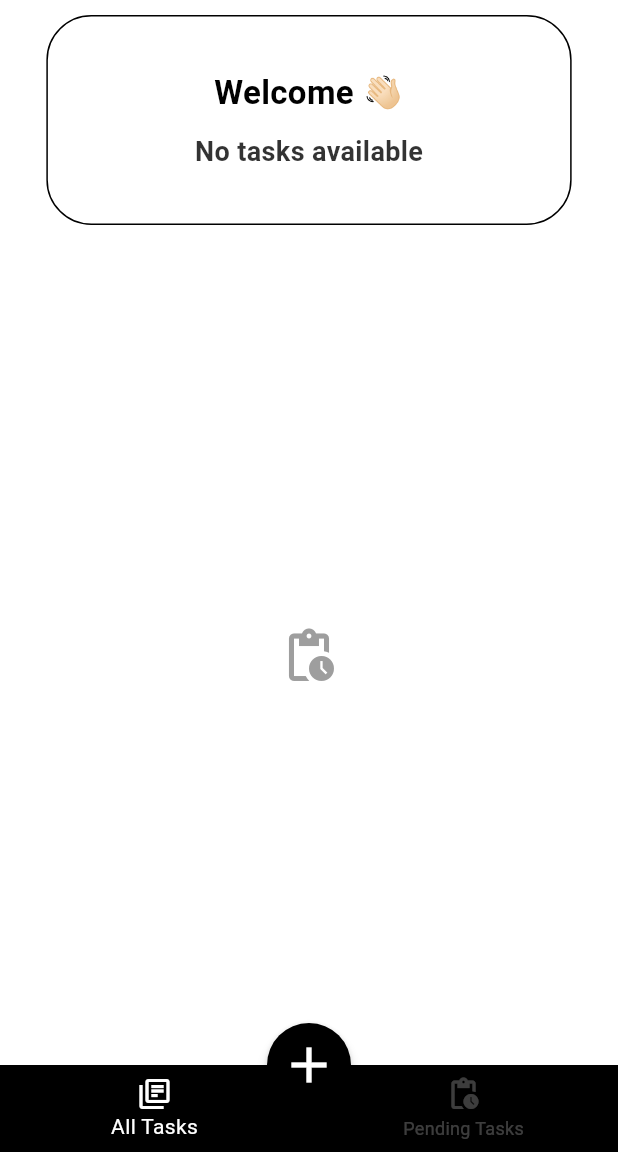
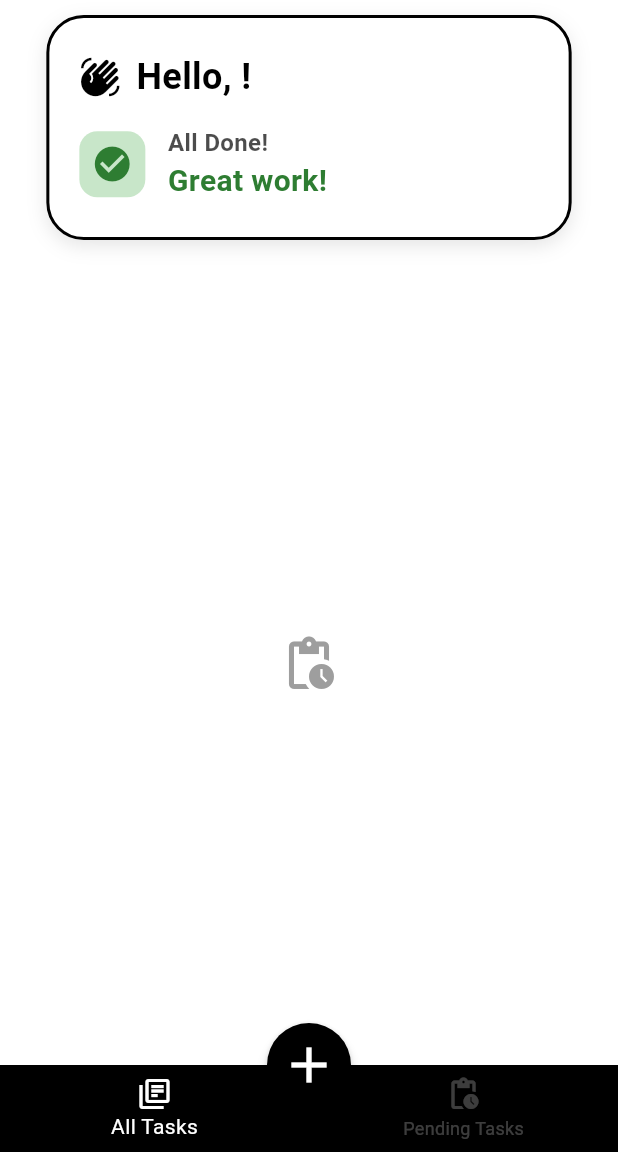
Before and after one commit to klarasameh1/TaskyApp, a Flutter app: the screen it shows after launch, after a tap on "Get Started", on a phone screen of 412 x 824 dp, the part 84-1236 px from its top. Run offline on Flutter 3.47's test engine with Material 3 defaults, Android fonts, the phone set to English and light mode, and no system bars; our stand-ins replace sqflite; accounts and stored records are empty.

Commit message:
enhance stats card ui

```diff
--- a/lib/widgets/stats_card.dart
+++ b/lib/widgets/stats_card.dart
@@ -14,36 +14,94 @@ class StatsCard extends StatelessWidget {
   Widget build(BuildContext context) {
     return Container(
       width: MediaQuery.of(context).size.width * 0.85,
-      height: 140,
+      height: 150,
       decoration: BoxDecoration(
-        borderRadius: BorderRadius.circular(30),        // 👈 circular edges
+        borderRadius: BorderRadius.circular(25),
+        color: Colors.white,
         border: Border.all(
           color: Colors.black,
-          width: 1,
+          width: 2,
         ),
+        boxShadow: [
+          BoxShadow(
+            color: Colors.black.withOpacity(0.1),
+            blurRadius: 10,
+            offset: const Offset(0, 4),
           ),
+        ],
+      ),
+      child: Stack(
+        children: [
+
+          Padding(
             padding: const EdgeInsets.all(20),
             child: Column(
               mainAxisAlignment: MainAxisAlignment.center,
+              crossAxisAlignment: CrossAxisAlignment.start,
               children: [
-          Text(
-            name.isNotEmpty ? "Hello, $name 👋🏻" : "Welcome 👋🏻",
+                Row(
+                  children: [
+                    Icon(
+                      Icons.waving_hand,
+                      size: 28,
+                      color: Colors.black,
+                    ),
+                    const SizedBox(width: 10),
+                    Expanded(
+                      child: Text(
+                        "Hello, $name!" ,
                         style: const TextStyle(
-              fontSize: 22,
-              fontWeight: FontWeight.w600,
+                          fontSize: 24,
+                          fontWeight: FontWeight.bold,
                           color: Colors.black,
                         ),
                         overflow: TextOverflow.ellipsis,
                       ),
-          const SizedBox(height: 10),
+                    ),
+                  ],
+                ),
+                const SizedBox(height: 15),
+                Row(
+                  children: [
+                    Container(
+                      padding: const EdgeInsets.all(8),
+                      decoration: BoxDecoration(
+                        color: count > 0 ? Colors.red.shade100 : Colors.green.shade100,
+                        borderRadius: BorderRadius.circular(12),
+                      ),
+                      child: Icon(
+                        count > 0 ? Icons.pending_actions : Icons.check_circle,
+                        size: 28,
+                        color: count > 0 ? Colors.red.shade800 : Colors.green.shade800,
+                      ),
+                    ),
+                    const SizedBox(width: 15),
+                    Expanded(
+                      child: Column(
+                        crossAxisAlignment: CrossAxisAlignment.start,
+                        children: [
                           Text(
-            count > 0
-                ? "You have $count tasks pending"
-                : "No tasks available",
+                            count > 0 ? "Pending Tasks" : "All Done!",
                             style: TextStyle(
-              fontSize: 18,
+                              fontSize: 16,
                               fontWeight: FontWeight.w600,
-              color: Colors.black.withOpacity(0.8),
+                              color: Colors.black.withOpacity(0.7),
+                            ),
+                          ),
+                          Text(
+                            count > 0 ? "$count tasks waiting" : "Great work!",
+                            style: TextStyle(
+                              fontSize: 20,
+                              fontWeight: FontWeight.bold,
+                              color: count > 0 ? Colors.red.shade800 : Colors.green.shade800,
+                            ),
+                          ),
+                        ],
+                      ),
+                    ),
+                  ],
+                ),
+              ],
             ),
           ),
         ],
```
Lines whose indentation alone changed are shown as unchanged.
